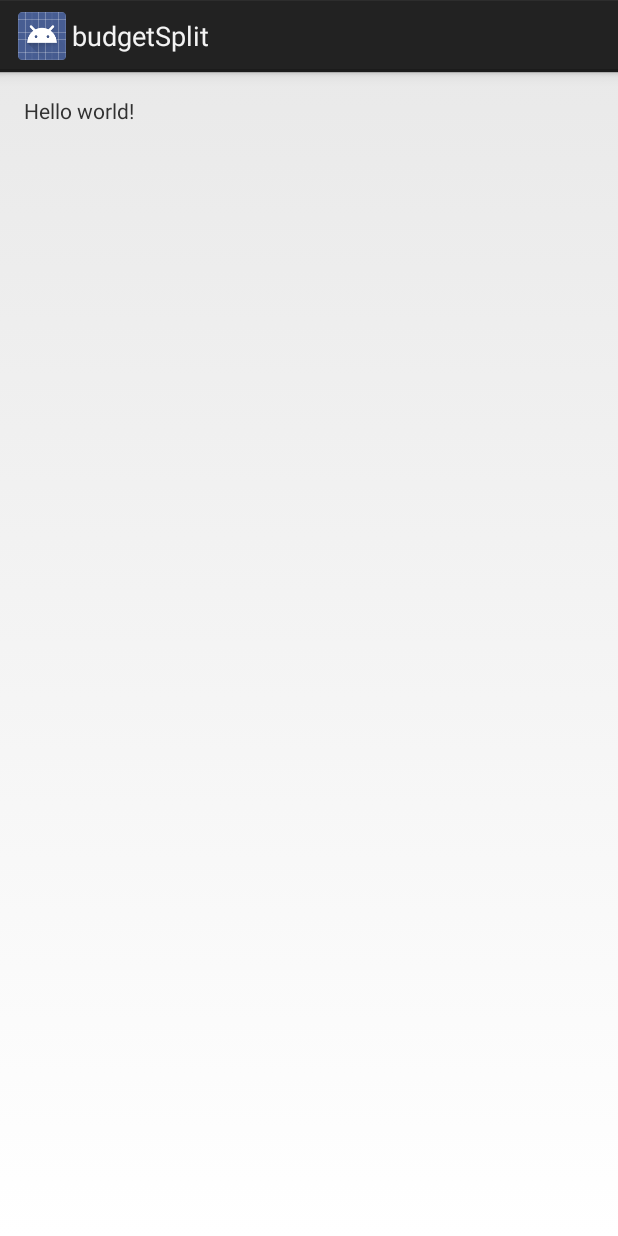
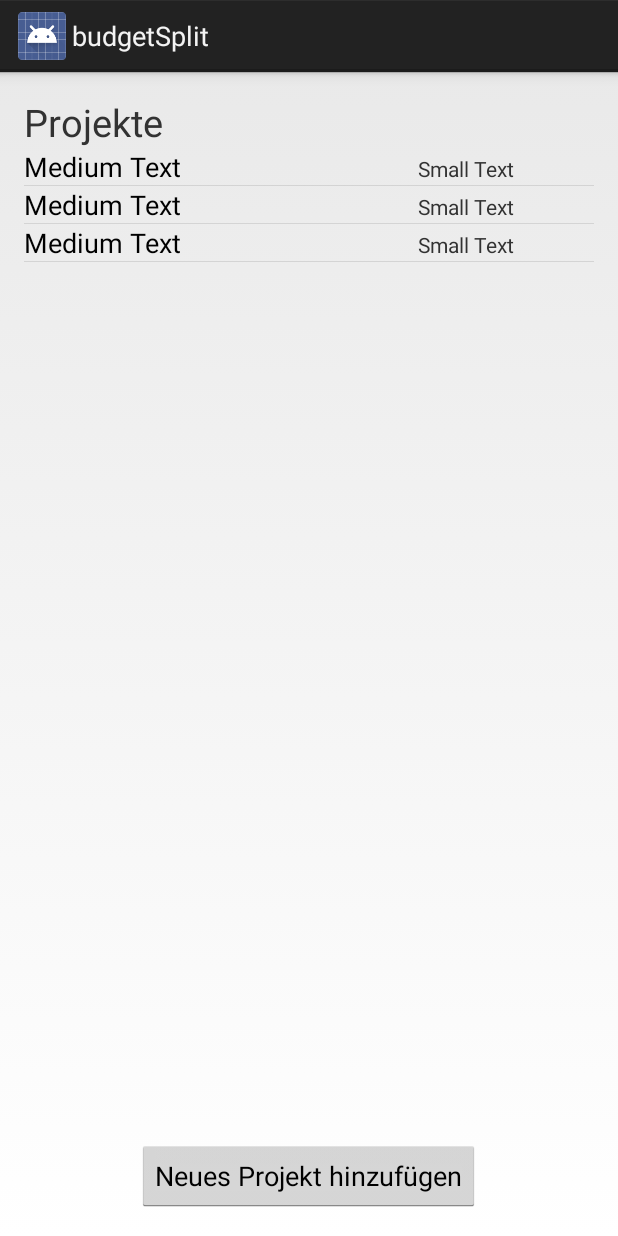
Before and after one commit to meggiman/Money_split, an Android app: the layout activity_main.xml on its own in the app's theme, with its tools: preview values and no code run, on a phone screen of 412 x 824 dp. Run offline under Robolectric (Android 15) with nearby library versions, the light colour scheme and no system bars.

```diff
--- a/app/src/main/java/ch/ethz/itet/pps/budgetSplit/contentProvider/database/budgetSplitDBHelper.java
+++ b/app/src/main/java/ch/ethz/itet/pps/budgetSplit/contentProvider/database/budgetSplitDBHelper.java
@@ -20,8 +20,8 @@ public class budgetSplitDBHelper extends SQLiteOpenHelper {
      */
     @Override
     public void onCreate(SQLiteDatabase database) {
+        budgetSplitDBSchema.participants.onCreate(database);
         budgetSplitDBSchema.projects.onCreate(database);
-        budgetSplitDBSchema.participants.onCreate(database);
         budgetSplitDBSchema.items.onCreate(database);
         budgetSplitDBSchema.tags.onCreate(database);
         budgetSplitDBSchema.currencies.onCreate(database);
--- a/app/src/main/res/layout/activity_main.xml
+++ b/app/src/main/res/layout/activity_main.xml
@@ -9,8 +9,41 @@
     tools:context=".Main">
 
     <TextView
-        android:text="@string/hello_world"
+        android:text="@string/projects"
         android:layout_width="wrap_content"
-        android:layout_height="wrap_content" />
+        android:layout_height="wrap_content"
+        android:textSize="25dp"
+        android:textIsSelectable="true"
+        android:id="@+id/projectName" />
+
+    <ListView
+        android:layout_width="wrap_content"
+        android:layout_height="wrap_content"
+        android:id="@+id/listViewProjects"
+        android:layout_below="@+id/projectName"
+        android:layout_alignParentRight="true"
+        android:layout_alignParentEnd="false"
+        android:layout_alignParentStart="false"
+        android:layout_above="@+id/buttonAddProject"
+        tools:listitem="@layout/projectlist_row"
+        android:choiceMode="singleChoice" />
+
+    <Button
+        android:layout_width="wrap_content"
+        android:layout_height="wrap_content"
+        android:text="@string/project_add"
+        android:id="@+id/buttonAddProject"
+        android:layout_alignParentBottom="true"
+        android:layout_centerHorizontal="true"
+        android:longClickable="false" />
+
+    <ProgressBar
+        android:layout_width="wrap_content"
+        android:layout_height="wrap_content"
+        android:id="@+id/projectsLoadProgressBar"
+        android:layout_centerVertical="true"
+        android:layout_centerHorizontal="true"
+        android:indeterminate="true"
+        android:visibility="gone" />
 
 </RelativeLayout>
--- /dev/null
+++ b/app/src/main/res/layout/projectlist_row.xml
@@ -0,0 +1,28 @@
+<?xml version="1.0" encoding="utf-8"?>
+
+<LinearLayout xmlns:android="http://schemas.android.com/apk/res/android"
+    android:layout_width="fill_parent"
+    android:layout_height="wrap_content">
+
+    <TextView
+        android:layout_width="wrap_content"
+        android:layout_height="wrap_content"
+        android:textAppearance="?android:attr/textAppearanceMedium"
+        android:text="Medium Text"
+        android:id="@+id/projectName"
+        android:layout_alignParentTop="true"
+        android:layout_alignParentLeft="true"
+        android:layout_alignParentStart="true"
+        android:layout_weight="3" />
+
+    <TextView
+        android:layout_width="wrap_content"
+        android:layout_height="wrap_content"
+        android:textAppearance="?android:attr/textAppearanceSmall"
+        android:text="Small Text"
+        android:id="@+id/projectowner"
+        android:layout_alignBottom="@+id/projectName"
+        android:layout_centerHorizontal="true"
+        android:layout_weight="1" />
+
+</LinearLayout>
--- a/app/src/main/res/values-w820dp/dimens.xml
+++ b/app/src/main/res/values-w820dp/dimens.xml
@@ -3,4 +3,5 @@
          (such as screen margins) for screens with more than 820dp of available width. This
          would include 7" and 10" devices in landscape (~960dp and ~1280dp respectively). -->
     <dimen name="activity_horizontal_margin">64dp</dimen>
+    <dimen name="activity_vertical_margin">64dp</dimen>
 </resources>
--- a/app/src/main/res/values/strings.xml
+++ b/app/src/main/res/values/strings.xml
@@ -4,5 +4,7 @@
     <string name="app_name">budgetSplit</string>
     <string name="hello_world">Hello world!</string>
     <string name="action_settings">Settings</string>
+    <string name="project_add">Neues Projekt hinzufügen</string>
+    <string name="projects">Projekte</string>
 
 </resources>
```
Also changed, not shown: app/src/main/java/ch/ethz/itet/pps/budgetSplit/Main.java (+117 -1 lines), app/src/main/java/ch/ethz/itet/pps/budgetSplit/contentProvider/budgetSplitContract.java (+8 -6 lines), app/src/main/java/ch/ethz/itet/pps/budgetSplit/contentProvider/database/budgetSplitDBSchema.java (+48 -34 lines).
